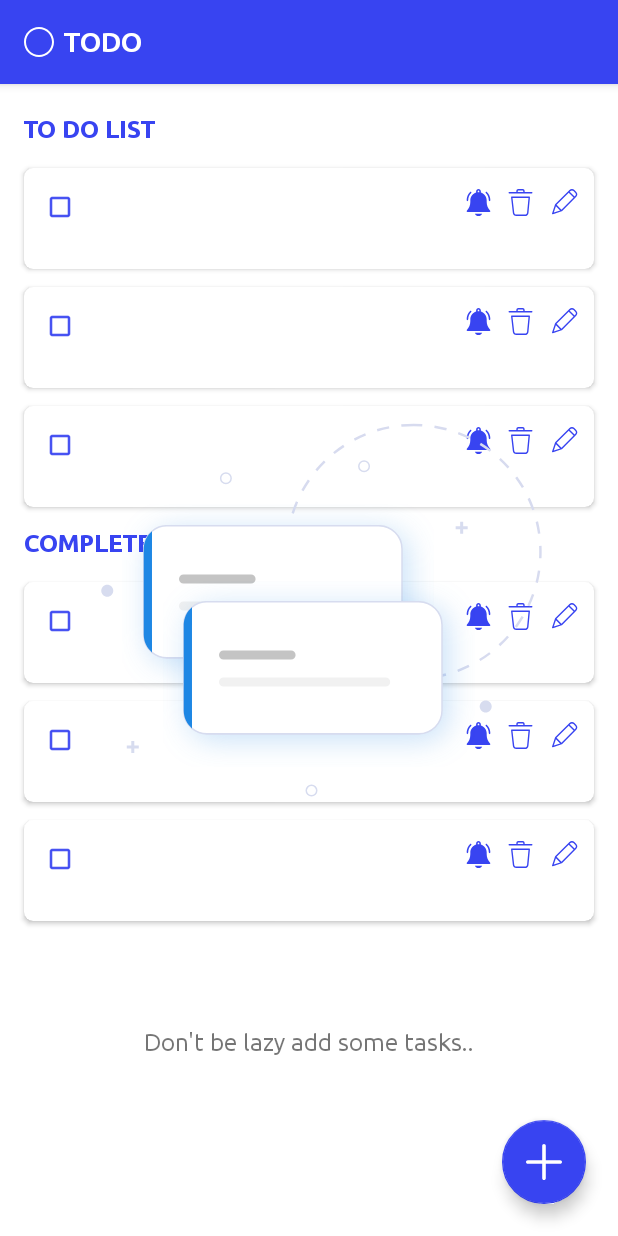
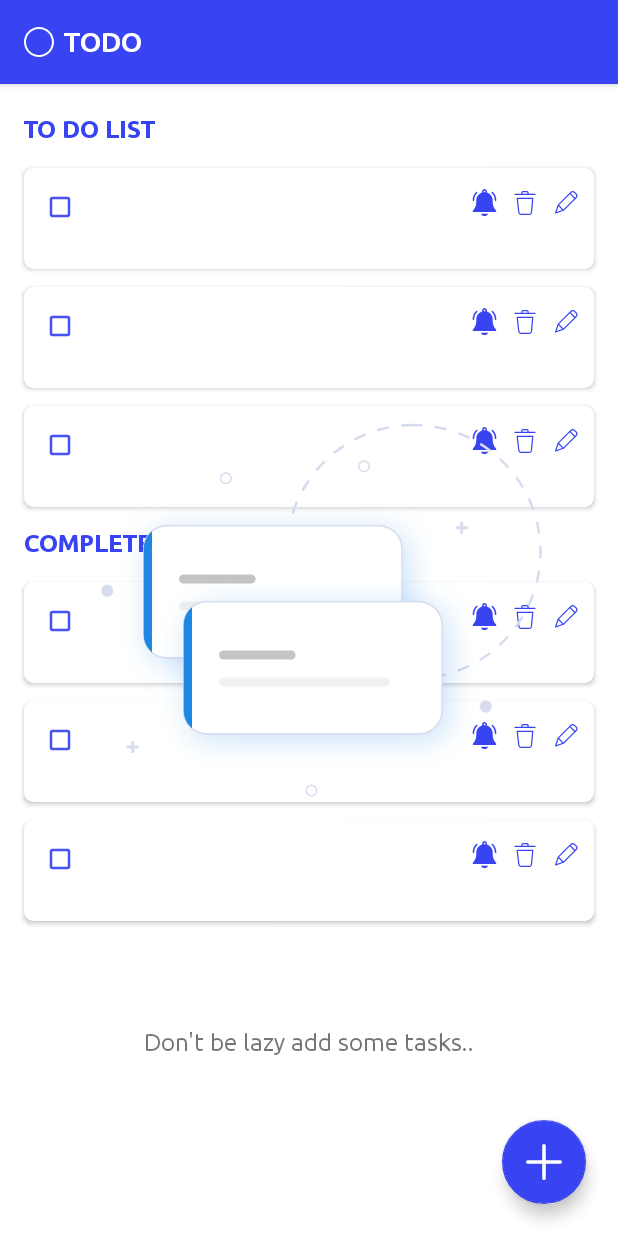
Before and after one commit to dino-sunny/Todo, an Android app: the layout activity_home.xml on its own in the app's theme, with its tools: preview values and no code run, on a phone screen of 412 x 824 dp. Run offline under Robolectric (Android 15) with nearby library versions, the phone set to English and light mode, and no system bars.

```diff
--- a/app/src/main/java/com/dino/todo/home/HomeActivity.kt
+++ b/app/src/main/java/com/dino/todo/home/HomeActivity.kt
@@ -39,7 +39,7 @@ class HomeActivity : AppCompatActivity(),OnTodoClickListener {
         todoAdapter = TodoAdapter(this)
         completedTodoAdapter = TodoAdapter(this)
         binding.todo.adapter = todoAdapter
-        binding.todos.adapter = completedTodoAdapter
+        binding.completedTodo.adapter = completedTodoAdapter
     }
 
     private fun setObservers(){
--- a/app/src/main/res/layout/activity_home.xml
+++ b/app/src/main/res/layout/activity_home.xml
@@ -9,7 +9,6 @@
             name="homeViewModel"
             type="com.dino.todo.home.HomeViewModel" />
     </data>
-
 
     <androidx.coordinatorlayout.widget.CoordinatorLayout
         android:layout_width="match_parent"
@@ -28,19 +27,22 @@
                 app:popupTheme="@style/Widget.AppCompat.ActionBar">
 
                 <ImageView
+                    android:id="@+id/app_icon"
                     android:layout_width="20dp"
                     android:layout_height="20dp"
-                    android:src="@drawable/ic_todo"
-                    android:contentDescription="@string/app_name"/>
+                    android:contentDescription="@string/app_name"
+                    android:src="@drawable/ic_todo" />
+
                 <TextView
+                    android:id="@+id/app_name_text"
                     android:layout_width="wrap_content"
                     android:layout_height="wrap_content"
+                    android:fontFamily="@font/ubuntu_bold"
+                    android:paddingStart="6dp"
+                    android:paddingEnd="4dp"
                     android:text="@string/app_name"
-                    android:fontFamily="@font/ubuntu_bold"
                     android:textColor="@color/white"
-                    android:textSize="18sp"
-                    android:paddingStart="6dp"
-                    android:paddingEnd="4dp"/>
+                    android:textSize="18sp" />
             </androidx.appcompat.widget.Toolbar>
 
         </com.google.android.material.appbar.AppBarLayout>
@@ -81,28 +83,31 @@
                     app:layoutManager="androidx.recyclerview.widget.LinearLayoutManager"
                     app:layout_constraintTop_toBottomOf="@+id/todo_heading"
                     tools:layout_editor_absoluteX="-16dp"
-                    tools:listitem="@layout/todo_item">
+                    tools:listitem="@layout/todo_item"
+                    android:nestedScrollingEnabled="false">
 
                 </androidx.recyclerview.widget.RecyclerView>
 
                 <androidx.recyclerview.widget.RecyclerView
-                    android:id="@+id/todos"
+                    android:id="@+id/completed_todo"
                     android:layout_width="match_parent"
                     android:layout_height="wrap_content"
                     android:overScrollMode="never"
+                    android:layout_marginBottom="21dp"
+                    android:nestedScrollingEnabled="false"
                     app:layoutManager="androidx.recyclerview.widget.LinearLayoutManager"
                     app:layout_constraintBottom_toBottomOf="parent"
                     app:layout_constraintEnd_toEndOf="parent"
                     app:layout_constraintHorizontal_bias="0.0"
                     app:layout_constraintStart_toStartOf="parent"
-                    app:layout_constraintTop_toBottomOf="@+id/textView8"
+                    app:layout_constraintTop_toBottomOf="@+id/completed_text"
                     app:layout_constraintVertical_bias="0.0"
                     tools:listitem="@layout/todo_item">
 
                 </androidx.recyclerview.widget.RecyclerView>
 
                 <TextView
-                    android:id="@+id/textView8"
+                    android:id="@+id/completed_text"
                     android:layout_width="wrap_content"
                     android:layout_height="wrap_content"
                     android:layout_marginStart="16dp"
@@ -123,7 +128,7 @@
         </ScrollView>
 
         <com.google.android.material.floatingactionbutton.FloatingActionButton
-            android:id="@+id/floatingActionButton"
+            android:id="@+id/add_task_button"
             android:layout_width="wrap_content"
             android:layout_height="wrap_content"
             android:clickable="true"
@@ -147,14 +152,15 @@
             android:visibility="@{(homeViewModel.completedTodo.size()>0 || homeViewModel.todo.size()>0)?View.GONE:View.VISIBLE}"/>
 
         <TextView
+            android:id="@+id/no_task_text"
             android:layout_width="match_parent"
             android:layout_height="match_parent"
+            android:layout_marginBottom="120dp"
             android:fontFamily="@font/ubuntu"
+            android:gravity="center_horizontal|bottom"
+            android:text="@string/don_t_be_lazy_add_some_todos"
             android:textSize="16sp"
-            android:visibility="@{(homeViewModel.completedTodo.size()>0 || homeViewModel.todo.size()>0)?View.GONE:View.VISIBLE}"
-            android:gravity="center_horizontal|bottom"
-            android:layout_marginBottom="120dp"
-            android:text="@string/don_t_be_lazy_add_some_todos"/>
+            android:visibility="@{(homeViewModel.completedTodo.size()>0 || homeViewModel.todo.size()>0)?View.GONE:View.VISIBLE}" />
 
     </androidx.coordinatorlayout.widget.CoordinatorLayout>
 
--- a/app/src/main/res/layout/todo_item.xml
+++ b/app/src/main/res/layout/todo_item.xml
@@ -85,8 +85,8 @@
 
                 <ImageView
                     android:id="@+id/delete_button"
-                    android:layout_width="18dp"
-                    android:layout_height="18dp"
+                    android:layout_width="16dp"
+                    android:layout_height="16dp"
                     android:layout_marginEnd="12dp"
                     android:contentDescription="@string/delete_button"
                     android:onClick="@{() -> clickListener.onDeleteClicked(todo)}"
@@ -98,9 +98,9 @@
 
                 <ImageView
                     android:id="@+id/edit_button"
-                    android:layout_width="18dp"
+                    android:layout_width="16dp"
                     android:contentDescription="@string/edit_button"
-                    android:layout_height="18dp"
+                    android:layout_height="16dp"
                     android:layout_marginEnd="10dp"
                     android:onClick="@{() -> clickListener.onEditClicked(todo)}"
                     app:layout_constraintBottom_toBottomOf="@+id/delete_button"
```
